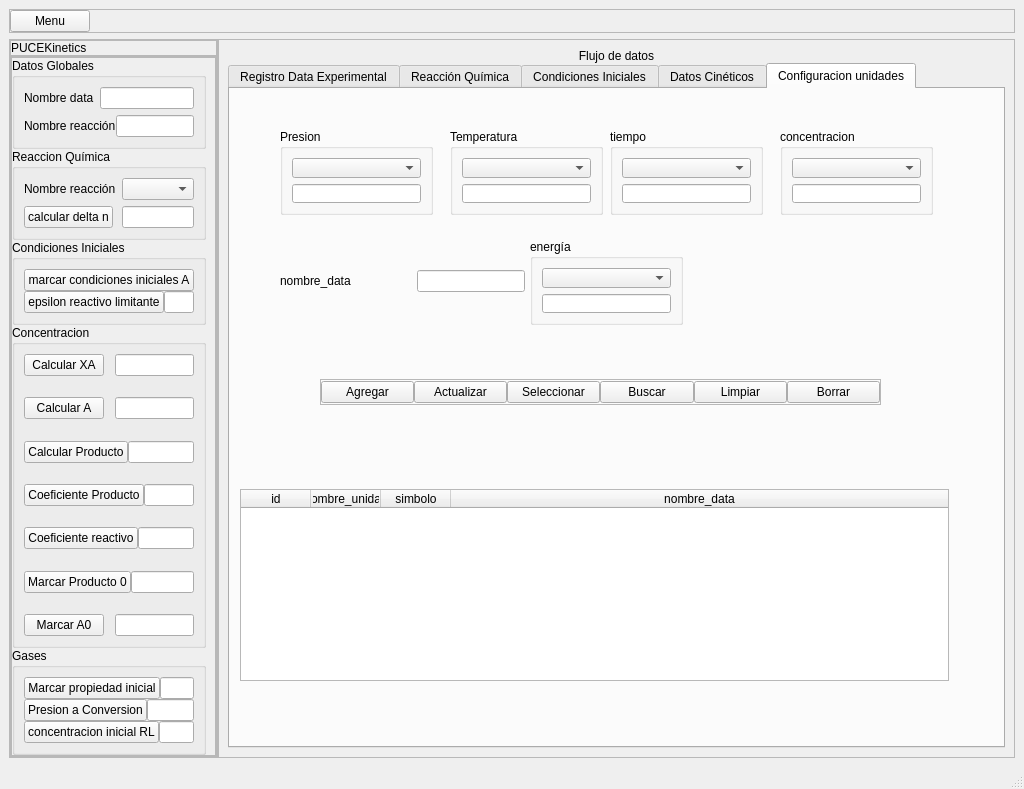
Qt form flujo_datos_gui_v4.ui (JuandresPUCE/tesis_pyqt_sqlite) before a commit.
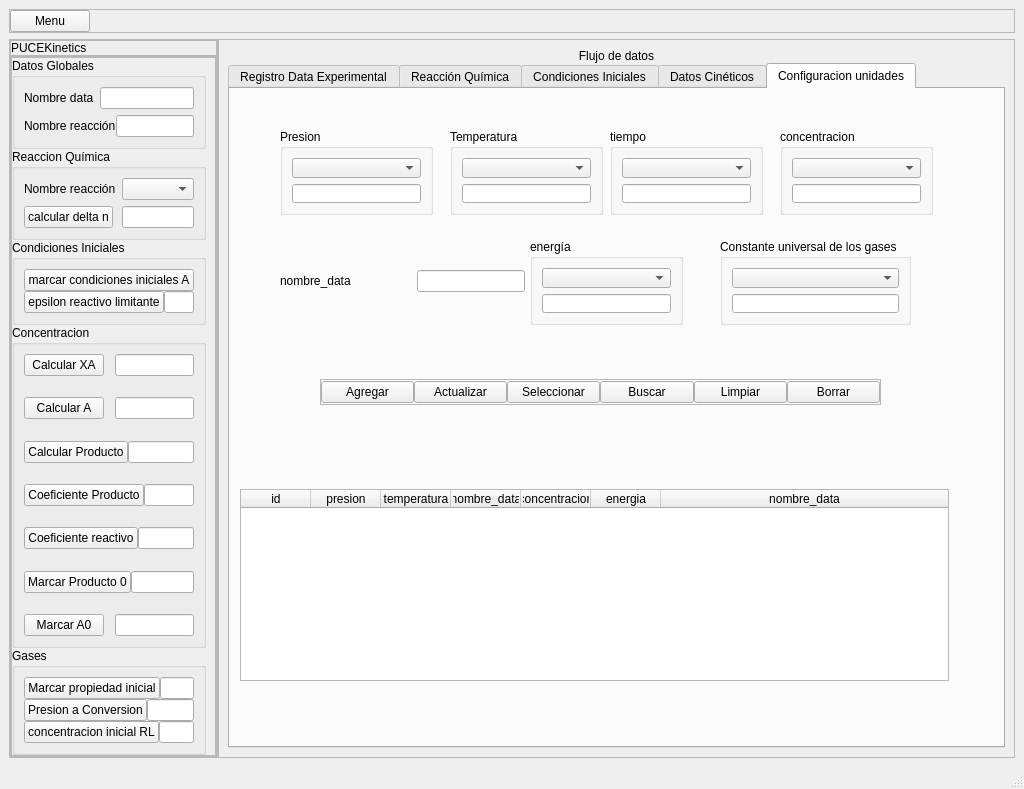
The same form after that commit.

```diff
--- a/flujo_datos_gui_v4.ui
+++ b/flujo_datos_gui_v4.ui
@@ -3405,12 +3405,12 @@
                 </column>
                 <column>
                  <property name="text">
-                  <string>nombre_unidad</string>
+                  <string>presion</string>
                  </property>
                 </column>
                 <column>
                  <property name="text">
-                  <string>simbolo</string>
+                  <string>temperatura</string>
                  </property>
                 </column>
                 <column>
@@ -3418,6 +3418,46 @@
                   <string>nombre_data</string>
                  </property>
                 </column>
+                <column>
+                 <property name="text">
+                  <string>concentracion</string>
+                 </property>
+                </column>
+                <column>
+                 <property name="text">
+                  <string>energia</string>
+                 </property>
+                </column>
+                <column>
+                 <property name="text">
+                  <string>nombre_data</string>
+                 </property>
+                </column>
+               </widget>
+               <widget class="QGroupBox" name="groupBox_11">
+                <property name="geometry">
+                 <rect>
+                  <x>490</x>
+                  <y>150</y>
+                  <width>191</width>
+                  <height>86</height>
+                 </rect>
+                </property>
+                <property name="title">
+                 <string>Constante universal de los gases</string>
+                </property>
+                <layout class="QVBoxLayout" name="verticalLayout_40">
+                 <item>
+                  <widget class="QComboBox" name="r_box"/>
+                 </item>
+                 <item>
+                  <widget class="QLineEdit" name="r_u_edit">
+                   <property name="text">
+                    <string/>
+                   </property>
+                  </widget>
+                 </item>
+                </layout>
                </widget>
               </widget>
              </widget>
```
